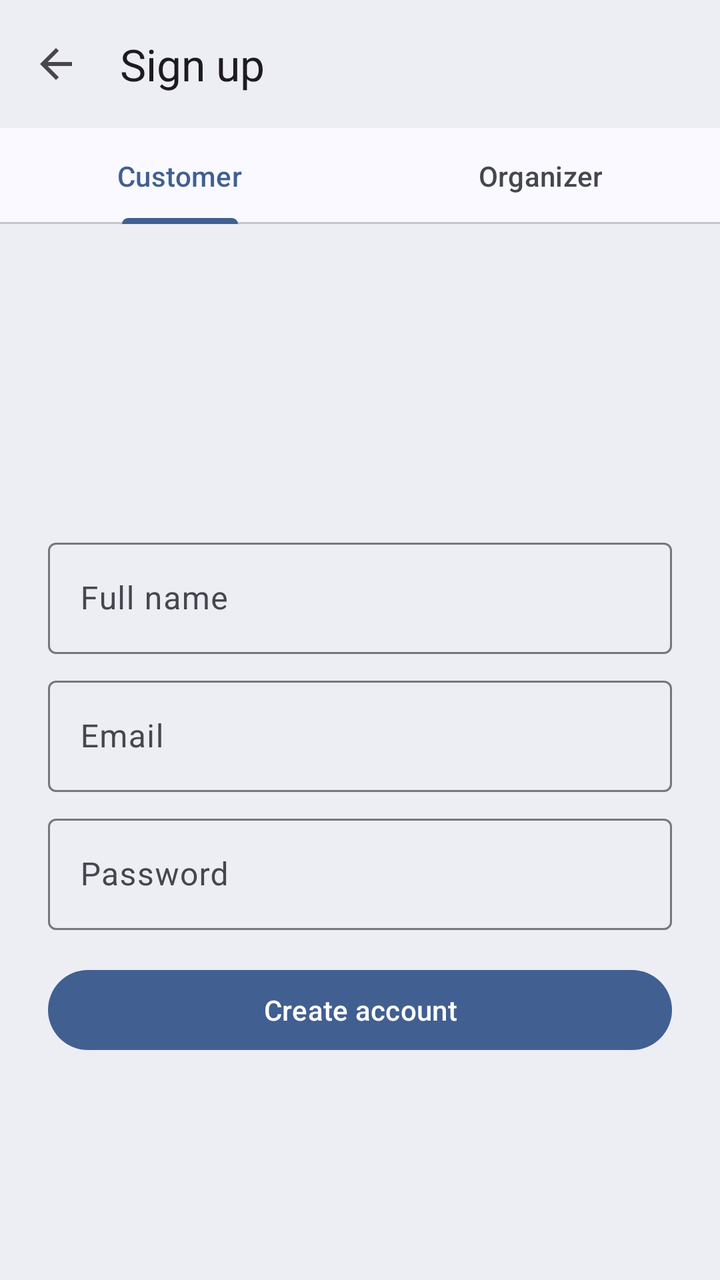
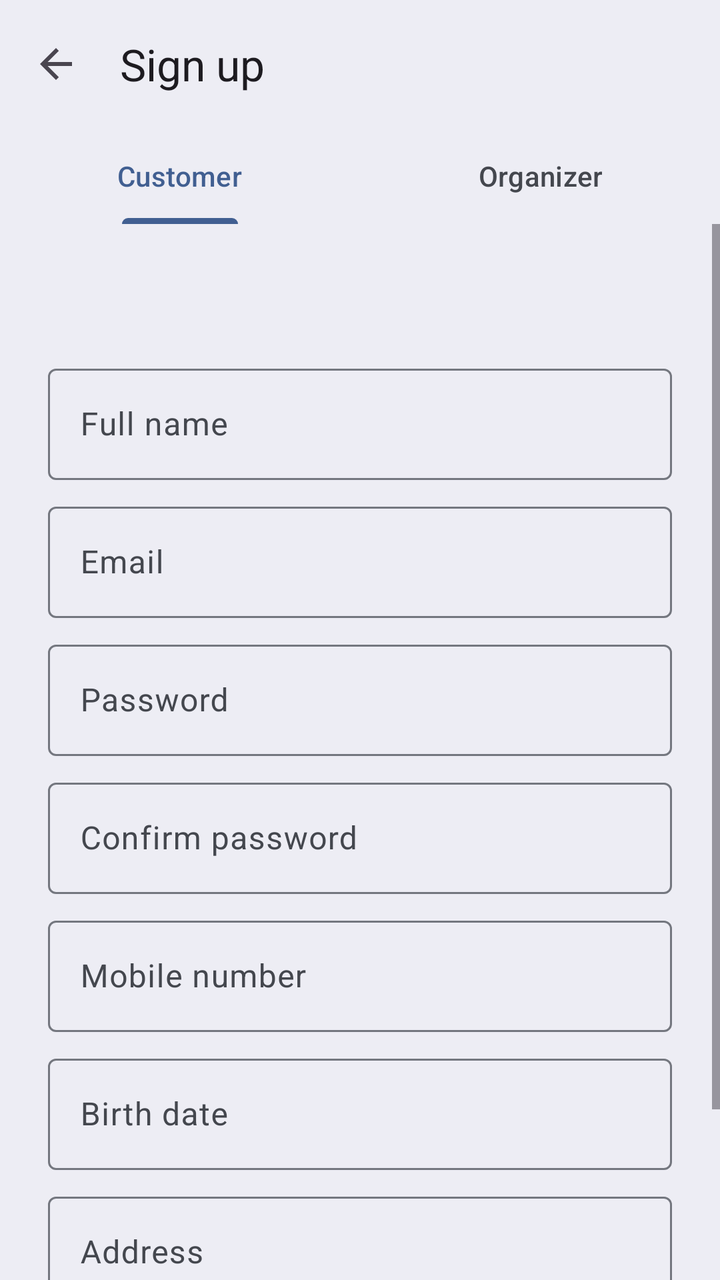

Two renders of the same Android screen: before a commit and after it. Below are the layout's source before the change and the commit's diff.
<!-- AndroidManifest.xml: application theme Theme.Ticketree -->
<!-- res/layout/activity_sign_up.xml -->
<?xml version="1.0" encoding="utf-8"?>
<LinearLayout xmlns:android="http://schemas.android.com/apk/res/android"
    xmlns:app="http://schemas.android.com/apk/res-auto"
    android:layout_width="match_parent"
    android:layout_height="match_parent"
    android:fitsSystemWindows="true"
    android:orientation="vertical">
    <com.google.android.material.appbar.MaterialToolbar
        android:id="@+id/toolbar"
        android:background="?attr/colorSurfaceContainer"
        android:layout_width="match_parent"
        android:layout_height="?attr/actionBarSize"
        app:navigationContentDescription="Back"
        app:navigationIcon="@drawable/ic_back"
        app:title="Sign up" />

    <com.google.android.material.tabs.TabLayout
        android:id="@+id/tabRole"
        android:layout_width="match_parent"
        android:layout_height="wrap_content"
        app:tabGravity="fill"
        app:tabMode="fixed">

        <com.google.android.material.tabs.TabItem
            android:layout_width="wrap_content"
            android:layout_height="wrap_content"
            android:text="Customer" />

        <com.google.android.material.tabs.TabItem
            android:layout_width="wrap_content"
            android:layout_height="wrap_content"
            android:text="Organizer" />
    </com.google.android.material.tabs.TabLayout>

<ScrollView
    android:layout_width="match_parent"
    android:layout_height="0dp"
    android:layout_weight="1"
    android:fillViewport="true">

<LinearLayout
    android:layout_width="match_parent"
    android:layout_height="match_parent"
    android:gravity="center"
    android:orientation="vertical"
    android:padding="24dp">

    <com.google.android.material.textview.MaterialTextView
        android:id="@+id/tvRoleHint"
        android:layout_width="match_parent"
        android:layout_height="wrap_content"
        android:layout_marginTop="8dp"
        android:layout_marginBottom="16dp"
        android:textAppearance="?attr/textAppearanceBodyMedium" />

    <com.google.android.material.textfield.TextInputLayout
        android:id="@+id/tilName"
        style="@style/Widget.Material3.TextInputLayout.OutlinedBox"
        android:layout_width="match_parent"
        android:layout_height="wrap_content"
        android:hint="Full name">

        <com.google.android.material.textfield.TextInputEditText
            android:id="@+id/etName"
            android:layout_width="match_parent"
            android:layout_height="wrap_content"
            android:inputType="textPersonName" />
    </com.google.android.material.textfield.TextInputLayout>

    <com.google.android.material.textfield.TextInputLayout
        android:id="@+id/tilEmail"
        style="@style/Widget.Material3.TextInputLayout.OutlinedBox"
        android:layout_width="match_parent"
        android:layout_height="wrap_content"
        android:layout_marginTop="8dp"
        android:hint="Email">

        <com.google.android.material.textfield.TextInputEditText
            android:id="@+id/etEmail"
            android:layout_width="match_parent"
            android:layout_height="wrap_content"
            android:inputType="textEmailAddress" />
    </com.google.android.material.textfield.TextInputLayout>

    <com.google.android.material.textfield.TextInputLayout
        android:id="@+id/tilPassword"
        style="@style/Widget.Material3.TextInputLayout.OutlinedBox"
        android:layout_width="match_parent"
        android:layout_height="wrap_content"
        android:layout_marginTop="8dp"
        android:hint="Password">

        <com.google.android.material.textfield.TextInputEditText
            android:id="@+id/etPassword"
            android:layout_width="match_parent"
            android:layout_height="wrap_content"
            android:inputType="textPassword" />
    </com.google.android.material.textfield.TextInputLayout>

    <com.google.android.material.button.MaterialButton
        android:id="@+id/btnCreate"
        android:layout_width="match_parent"
        android:layout_height="wrap_content"
        android:layout_marginTop="16dp"
        android:text="Create account" />
</LinearLayout>
</ScrollView>
</LinearLayout>
<!-- resources referenced by this layout -->
<resources>
  <!-- drawable ic_back (drawable) -->
  <vector xmlns:android="http://schemas.android.com/apk/res/android"
      android:width="24dp"
      android:height="24dp"
      android:tint="?attr/colorControlNormal"
      android:viewportWidth="24"
      android:viewportHeight="24">
      <path
          android:fillColor="@android:color/white"
          android:pathData="M20,11H7.83l5.59,-5.59L12,4l-8,8 8,8 1.41,-1.41L7.83,13H20v-2z" />
  </vector>
  <style name="Theme.Ticketree" parent="AppTheme">
          <item name="android:windowSoftInputMode">adjustResize</item>
          <item name="android:windowAnimationStyle">@style/Animation.Ticketree</item>
          <item name="android:windowBackground">?attr/colorSurfaceContainer</item>
      </style>
  <style name="Animation.Ticketree" parent="@android:style/Animation.Activity">
          <item name="android:activityOpenEnterAnimation">@anim/screen_open_enter</item>
          <item name="android:activityOpenExitAnimation">@anim/screen_open_exit</item>
          <item name="android:activityCloseEnterAnimation">@anim/screen_close_enter</item>
          <item name="android:activityCloseExitAnimation">@anim/screen_close_exit</item>
      </style>
  <color name="md_theme_primary">#415F91</color>
  <color name="md_theme_onPrimary">#FFFFFF</color>
  <color name="md_theme_primaryContainer">#D6E3FF</color>
  <color name="md_theme_onPrimaryContainer">#284777</color>
  <color name="md_theme_secondary">#565F71</color>
  <color name="md_theme_onSecondary">#FFFFFF</color>
  <color name="md_theme_secondaryContainer">#DAE2F9</color>
  <color name="md_theme_onSecondaryContainer">#3E4759</color>
  <color name="md_theme_tertiary">#705575</color>
  <color name="md_theme_onTertiary">#FFFFFF</color>
  <color name="md_theme_tertiaryContainer">#FAD8FD</color>
  <color name="md_theme_onTertiaryContainer">#573E5C</color>
  <color name="md_theme_error">#BA1A1A</color>
  <color name="md_theme_onError">#FFFFFF</color>
  <color name="md_theme_errorContainer">#FFDAD6</color>
  <color name="md_theme_onErrorContainer">#93000A</color>
  <color name="md_theme_background">#F9F9FF</color>
  <color name="md_theme_onBackground">#191C20</color>
  <color name="md_theme_surface">#F9F9FF</color>
  <color name="md_theme_onSurface">#191C20</color>
  <color name="md_theme_surfaceVariant">#E0E2EC</color>
  <color name="md_theme_onSurfaceVariant">#44474E</color>
  <color name="md_theme_outline">#74777F</color>
  <color name="md_theme_outlineVariant">#C4C6D0</color>
  <color name="md_theme_inverseSurface">#2E3036</color>
  <color name="md_theme_inverseOnSurface">#F0F0F7</color>
  <color name="md_theme_inversePrimary">#AAC7FF</color>
  <color name="md_theme_primaryFixed">#D6E3FF</color>
  <color name="md_theme_onPrimaryFixed">#001B3E</color>
  <color name="md_theme_primaryFixedDim">#AAC7FF</color>
  <color name="md_theme_onPrimaryFixedVariant">#284777</color>
  <color name="md_theme_secondaryFixed">#DAE2F9</color>
  <color name="md_theme_onSecondaryFixed">#131C2B</color>
  <color name="md_theme_secondaryFixedDim">#BEC6DC</color>
  <color name="md_theme_onSecondaryFixedVariant">#3E4759</color>
  <color name="md_theme_tertiaryFixed">#FAD8FD</color>
  <color name="md_theme_onTertiaryFixed">#28132E</color>
  <color name="md_theme_tertiaryFixedDim">#DDBCE0</color>
  <color name="md_theme_onTertiaryFixedVariant">#573E5C</color>
  <color name="md_theme_surfaceDim">#D9D9E0</color>
  <color name="md_theme_surfaceBright">#F9F9FF</color>
  <color name="md_theme_surfaceContainerLowest">#FFFFFF</color>
  <color name="md_theme_surfaceContainerLow">#F3F3FA</color>
  <color name="md_theme_surfaceContainer">#EDEDF4</color>
  <color name="md_theme_surfaceContainerHigh">#E7E8EE</color>
  <color name="md_theme_surfaceContainerHighest">#E2E2E9</color>
  <!-- unchanged entries left out for length: 1 -->
</resources>

<!-- the commit's change to res/layout/activity_sign_up.xml (unified diff, before → after) -->
@@ -18,6 +18,7 @@
         android:id="@+id/tabRole"
         android:layout_width="match_parent"
         android:layout_height="wrap_content"
+        android:background="@android:color/transparent"
         app:tabGravity="fill"
         app:tabMode="fixed">
 
@@ -97,6 +98,68 @@
             android:inputType="textPassword" />
     </com.google.android.material.textfield.TextInputLayout>
 
+    <com.google.android.material.textfield.TextInputLayout
+        android:id="@+id/tilConfirm"
+        style="@style/Widget.Material3.TextInputLayout.OutlinedBox"
+        android:layout_width="match_parent"
+        android:layout_height="wrap_content"
+        android:layout_marginTop="8dp"
+        android:hint="Confirm password">
+
+        <com.google.android.material.textfield.TextInputEditText
+            android:id="@+id/etConfirm"
+            android:layout_width="match_parent"
+            android:layout_height="wrap_content"
+            android:inputType="textPassword" />
+    </com.google.android.material.textfield.TextInputLayout>
+
+    <com.google.android.material.textfield.TextInputLayout
+        android:id="@+id/tilPhone"
+        style="@style/Widget.Material3.TextInputLayout.OutlinedBox"
+        android:layout_width="match_parent"
+        android:layout_height="wrap_content"
+        android:layout_marginTop="8dp"
+        android:hint="Mobile number">
+
+        <com.google.android.material.textfield.TextInputEditText
+            android:id="@+id/etPhone"
+            android:layout_width="match_parent"
+            android:layout_height="wrap_content"
+            android:inputType="phone"
+            android:maxLength="11" />
+    </com.google.android.material.textfield.TextInputLayout>
+
+    <com.google.android.material.textfield.TextInputLayout
+        android:id="@+id/tilBirthdate"
+        style="@style/Widget.Material3.TextInputLayout.OutlinedBox"
+        android:layout_width="match_parent"
+        android:layout_height="wrap_content"
+        android:layout_marginTop="8dp"
+        android:hint="Birth date">
+
+        <com.google.android.material.textfield.TextInputEditText
+            android:id="@+id/etBirthdate"
+            android:layout_width="match_parent"
+            android:layout_height="wrap_content"
+            android:focusable="false"
+            android:inputType="none" />
+    </com.google.android.material.textfield.TextInputLayout>
+
+    <com.google.android.material.textfield.TextInputLayout
+        android:id="@+id/tilAddress"
+        style="@style/Widget.Material3.TextInputLayout.OutlinedBox"
+        android:layout_width="match_parent"
+        android:layout_height="wrap_content"
+        android:layout_marginTop="8dp"
+        android:hint="Address">
+
+        <com.google.android.material.textfield.TextInputEditText
+            android:id="@+id/etAddress"
+            android:layout_width="match_parent"
+            android:layout_height="wrap_content"
+            android:inputType="textPostalAddress" />
+    </com.google.android.material.textfield.TextInputLayout>
+
     <com.google.android.material.button.MaterialButton
         android:id="@+id/btnCreate"
         android:layout_width="match_parent"
